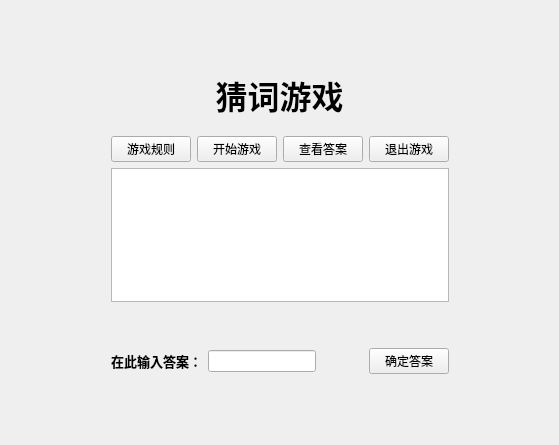
This is WordLite/guess_word_widget.ui in Staaaaaaaaar/WordHub as Qt 5 draws it before an edit. The edited form follows.
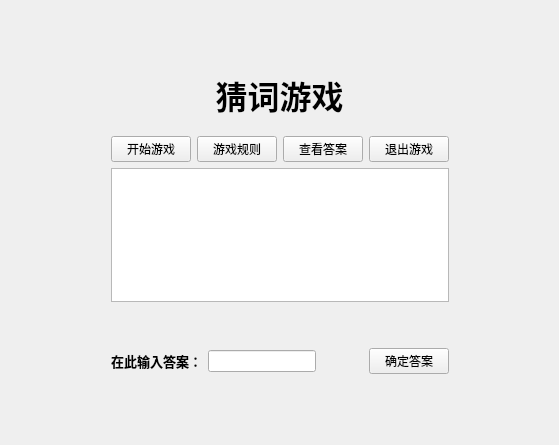
This is the edited form.

```diff
--- a/WordLite/guess_word_widget.ui
+++ b/WordLite/guess_word_widget.ui
@@ -74,13 +74,6 @@
         <layout class="QVBoxLayout" name="verticalLayout">
          <item>
           <layout class="QHBoxLayout" name="horizontalLayout">
-           <item>
-            <widget class="QPushButton" name="ruleButton">
-             <property name="text">
-              <string>游戏规则</string>
-             </property>
-            </widget>
-           </item>
            <item>
             <widget class="QPushButton" name="startButton">
              <property name="text">
@@ -88,6 +81,13 @@
              </property>
             </widget>
            </item>
+           <item>
+            <widget class="QPushButton" name="ruleButton">
+             <property name="text">
+              <string>游戏规则</string>
+             </property>
+            </widget>
+           </item>
            <item>
             <widget class="QPushButton" name="answerButton">
              <property name="text">
```
Left out of the diff: 2 changed lines with no effect on the pictures.
